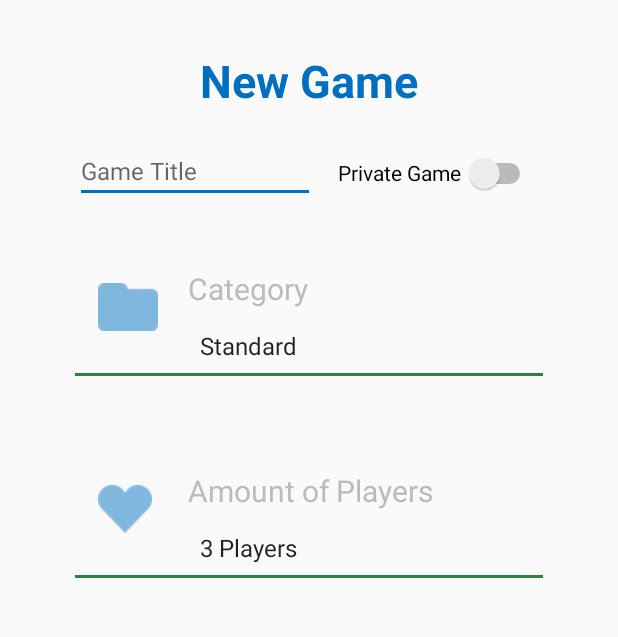
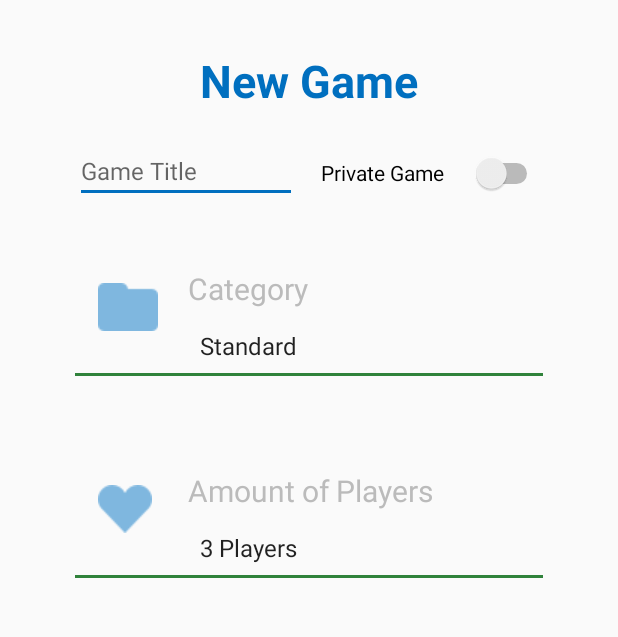
Before and after one commit to onumtiger/Quiplash, an Android app: the New_GameActivity screen opened directly, with no data from a screen before it, on a phone screen of 412 x 824 dp, the part 156-793 px from its top. Run offline under Robolectric (Android 15) with nearby library versions, the phone set to English and light mode, and no system bars; our stand-ins replace Firebase (no records; nobody signed in at launch, a user with empty details on screens opened directly).

Commit message:
ui real device fixes

```diff
--- a/app/src/main/java/com/example/quiplash/LandingActivity.kt
+++ b/app/src/main/java/com/example/quiplash/LandingActivity.kt
@@ -2,17 +2,14 @@ package com.example.quiplash
 
 import android.content.Intent
 import android.os.Bundle
-import android.util.Log
 import android.view.View
 import android.widget.Button
 import android.widget.TextView
 import androidx.appcompat.app.AppCompatActivity
 import androidx.swiperefreshlayout.widget.SwipeRefreshLayout
 import com.example.quiplash.DBMethods.DBCalls.Companion.addToken
-import com.google.android.gms.tasks.OnCompleteListener
 import com.example.quiplash.DBMethods.DBCalls.Companion.getActiveGames
 import com.google.firebase.auth.FirebaseAuth
-import com.google.firebase.iid.FirebaseInstanceId
 
 class LandingActivity : AppCompatActivity() {
 
--- a/app/src/main/res/layout/activity_new_game.xml
+++ b/app/src/main/res/layout/activity_new_game.xml
@@ -188,11 +188,13 @@
 
     <Switch
         android:id="@+id/switchPrivateGame"
-        android:layout_width="132dp"
+        android:layout_width="0dp"
         android:layout_height="40dp"
-        android:layout_marginStart="15dp"
+        android:layout_marginStart="8dp"
         android:layout_marginTop="20dp"
+        android:layout_marginEnd="50dp"
         android:text="Private Game"
+        app:layout_constraintEnd_toEndOf="parent"
         app:layout_constraintStart_toEndOf="@+id/game_title"
         app:layout_constraintTop_toBottomOf="@+id/textView" />
 
@@ -215,14 +217,16 @@
 
     <EditText
         android:id="@+id/game_title"
-        android:layout_width="160dp"
+        android:layout_width="0dp"
         android:layout_height="40dp"
         android:layout_marginStart="50dp"
         android:layout_marginTop="20dp"
+        android:layout_marginEnd="8dp"
         android:ems="10"
+        android:hint="Game Title"
         android:inputType="textPersonName"
-        android:hint="Game Title"
         android:textSize="16sp"
+        app:layout_constraintEnd_toStartOf="@+id/switchPrivateGame"
         app:layout_constraintStart_toStartOf="parent"
         app:layout_constraintTop_toBottomOf="@+id/textView" />
 
```
